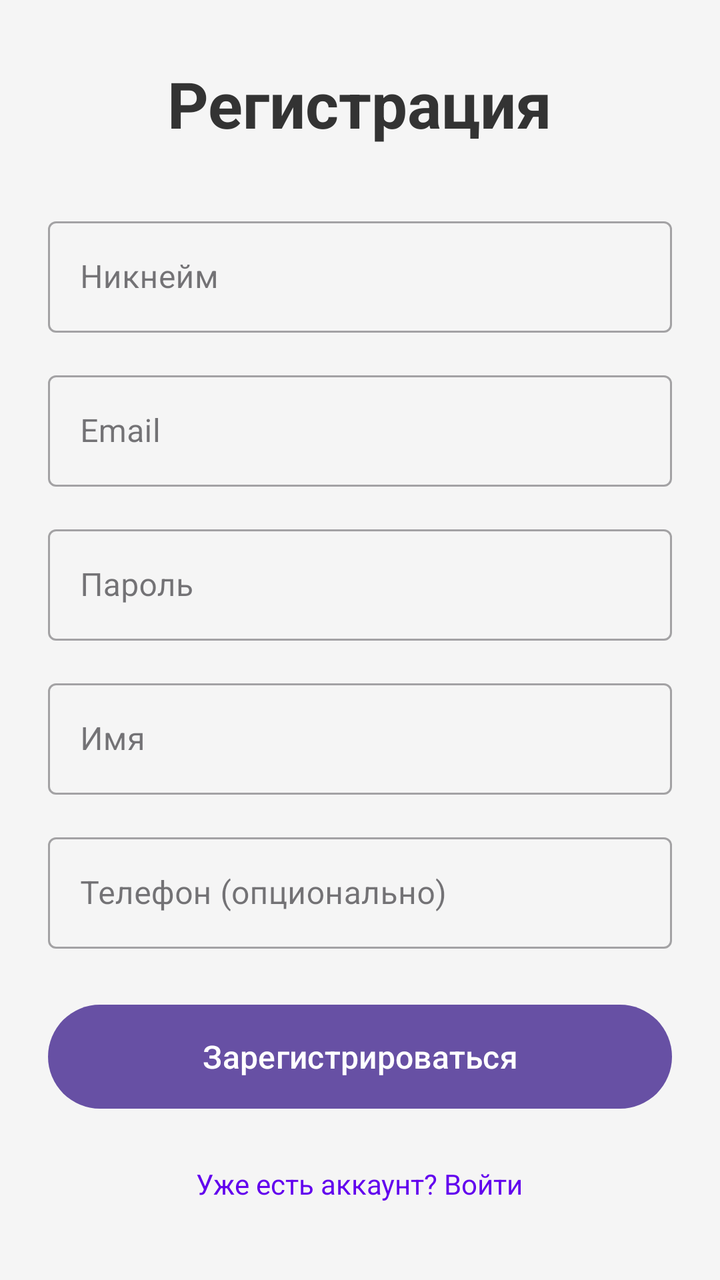
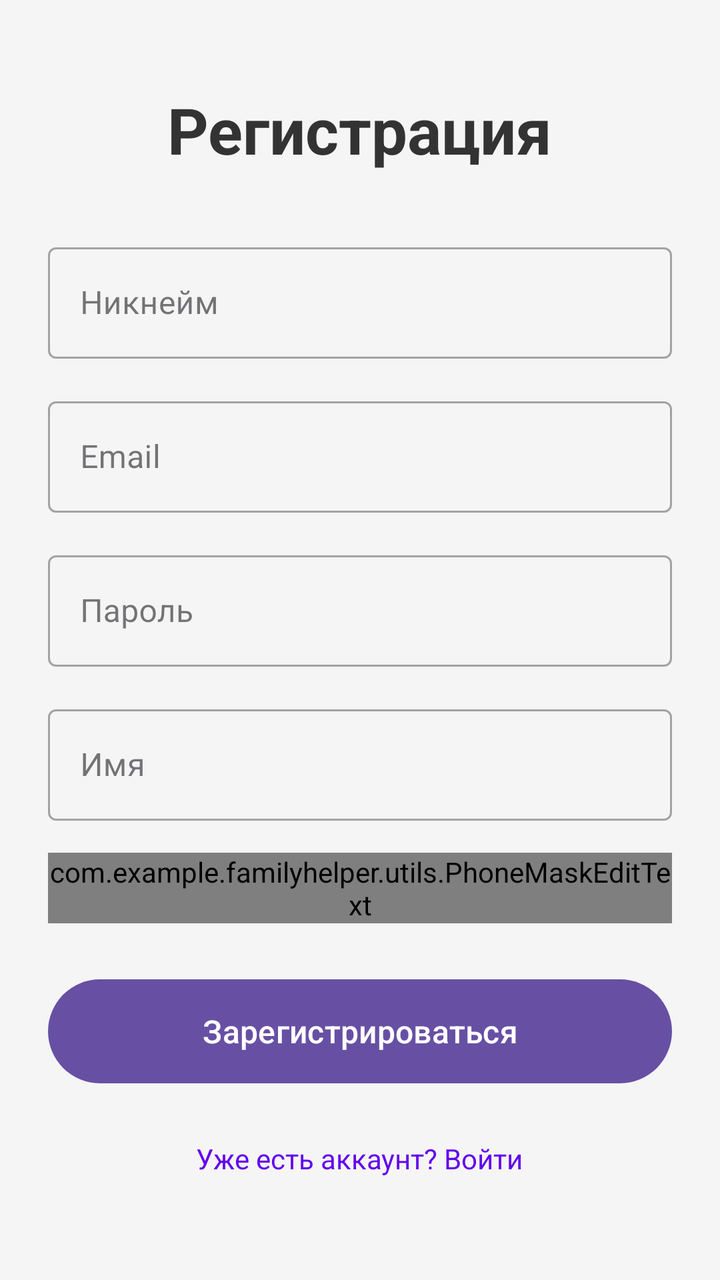

Compare the two renders of this Android layout. The source of the first and the diff that turns it into the second are given below.
<!-- AndroidManifest.xml: application theme Theme.FamilyHelper -->
<!-- res/layout/activity_register.xml -->
<?xml version="1.0" encoding="utf-8"?>
<ScrollView xmlns:android="http://schemas.android.com/apk/res/android"
    android:layout_width="match_parent"
    android:layout_height="match_parent"
    android:fillViewport="true"
    android:background="#F5F5F5">

    <LinearLayout
        android:layout_width="match_parent"
        android:layout_height="wrap_content"
        android:orientation="vertical"
        android:padding="24dp"
        android:gravity="center">

        <TextView
            android:layout_width="wrap_content"
            android:layout_height="wrap_content"
            android:text="Регистрация"
            android:textSize="32sp"
            android:textStyle="bold"
            android:textColor="#333"
            android:layout_marginBottom="32dp"/>

        <com.google.android.material.textfield.TextInputLayout
            android:layout_width="match_parent"
            android:layout_height="wrap_content"
            android:layout_marginBottom="16dp"
            style="@style/Widget.MaterialComponents.TextInputLayout.OutlinedBox">

            <com.google.android.material.textfield.TextInputEditText
                android:id="@+id/etUsername"
                android:layout_width="match_parent"
                android:layout_height="wrap_content"
                android:hint="Никнейм"
                android:inputType="text"/>
        </com.google.android.material.textfield.TextInputLayout>

        <com.google.android.material.textfield.TextInputLayout
            android:layout_width="match_parent"
            android:layout_height="wrap_content"
            android:layout_marginBottom="16dp"
            style="@style/Widget.MaterialComponents.TextInputLayout.OutlinedBox">

            <com.google.android.material.textfield.TextInputEditText
                android:id="@+id/etEmail"
                android:layout_width="match_parent"
                android:layout_height="wrap_content"
                android:hint="Email"
                android:inputType="textEmailAddress"/>
        </com.google.android.material.textfield.TextInputLayout>

        <com.google.android.material.textfield.TextInputLayout
            android:layout_width="match_parent"
            android:layout_height="wrap_content"
            android:layout_marginBottom="16dp"
            style="@style/Widget.MaterialComponents.TextInputLayout.OutlinedBox">

            <com.google.android.material.textfield.TextInputEditText
                android:id="@+id/etPassword"
                android:layout_width="match_parent"
                android:layout_height="wrap_content"
                android:hint="Пароль"
                android:inputType="textPassword"/>
        </com.google.android.material.textfield.TextInputLayout>

        <com.google.android.material.textfield.TextInputLayout
            android:layout_width="match_parent"
            android:layout_height="wrap_content"
            android:layout_marginBottom="16dp"
            style="@style/Widget.MaterialComponents.TextInputLayout.OutlinedBox">

            <com.google.android.material.textfield.TextInputEditText
                android:id="@+id/etName"
                android:layout_width="match_parent"
                android:layout_height="wrap_content"
                android:hint="Имя"
                android:inputType="textPersonName"/>
        </com.google.android.material.textfield.TextInputLayout>

        <com.google.android.material.textfield.TextInputLayout
            android:layout_width="match_parent"
            android:layout_height="wrap_content"
            android:layout_marginBottom="24dp"
            style="@style/Widget.MaterialComponents.TextInputLayout.OutlinedBox">

            <com.google.android.material.textfield.TextInputEditText
                android:id="@+id/etPhone"
                android:layout_width="match_parent"
                android:layout_height="wrap_content"
                android:hint="Телефон (опционально)"
                android:inputType="phone"/>
        </com.google.android.material.textfield.TextInputLayout>

        <Button
            android:id="@+id/btnRegister"
            android:layout_width="match_parent"
            android:layout_height="60dp"
            android:text="Зарегистрироваться"
            android:textSize="16sp"
            android:layout_marginBottom="16dp"/>

        <TextView
            android:id="@+id/tvLogin"
            android:layout_width="wrap_content"
            android:layout_height="wrap_content"
            android:text="Уже есть аккаунт? Войти"
            android:textColor="@color/design_default_color_primary"
            android:textSize="14sp"
            android:padding="8dp"/>
    </LinearLayout>
</ScrollView>
<!-- resources referenced by this layout -->
<resources>
  <style name="Theme.FamilyHelper" parent="Base.Theme.FamilyHelper" />
  <style name="Base.Theme.FamilyHelper" parent="Theme.Material3.DayNight.NoActionBar">
          
          
      </style>
</resources>

<!-- the commit's change to res/layout/activity_register.xml (unified diff, before → after) -->
@@ -83,12 +83,13 @@
             android:layout_marginBottom="24dp"
             style="@style/Widget.MaterialComponents.TextInputLayout.OutlinedBox">
 
-            <com.google.android.material.textfield.TextInputEditText
+            <com.example.familyhelper.utils.PhoneMaskEditText
                 android:id="@+id/etPhone"
                 android:layout_width="match_parent"
                 android:layout_height="wrap_content"
                 android:hint="Телефон (опционально)"
                 android:inputType="phone"/>
+
         </com.google.android.material.textfield.TextInputLayout>
 
         <Button
